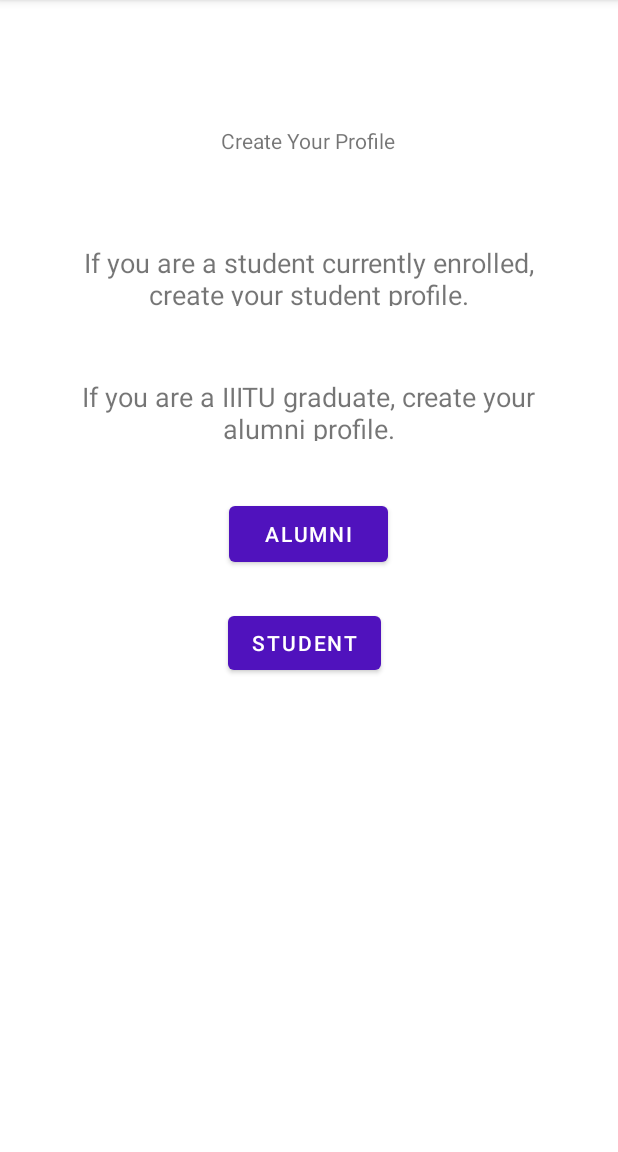
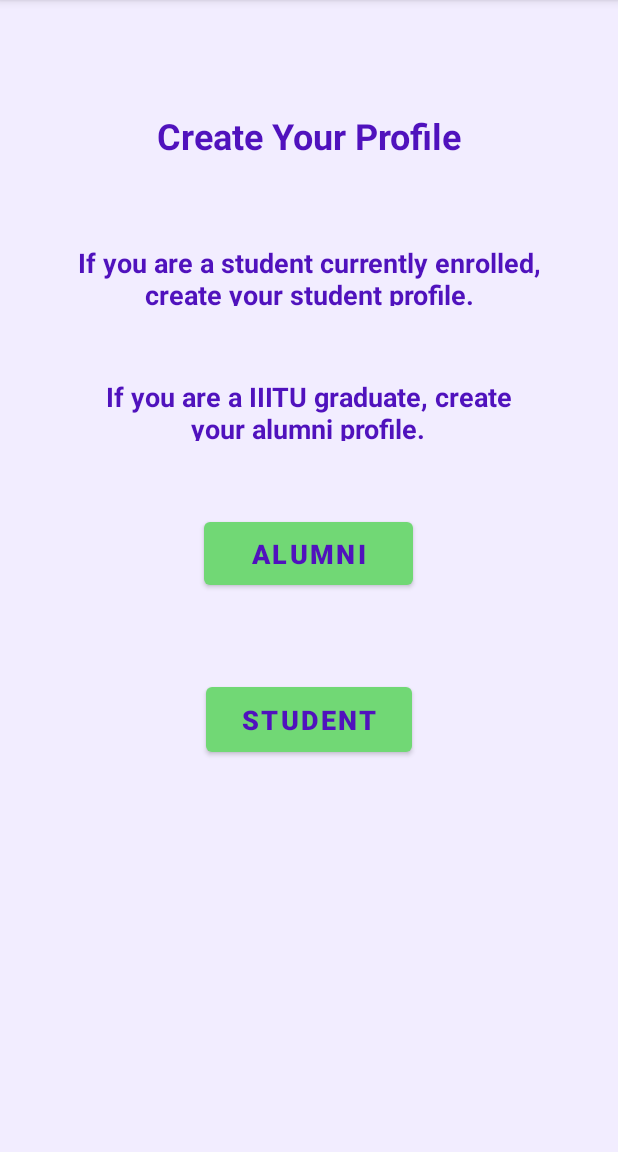
Before and after one commit to swarnima14/Connect-All-App, an Android app: the screen it shows after launch once a user with an empty profile is signed in (MainActivity), on a phone screen of 412 x 824 dp, the part 84-1236 px from its top. Run offline under Robolectric (Android 15) with nearby library versions, the phone set to English and light mode, and no system bars; our stand-ins replace Firebase (no records; nobody signed in at launch, a user with empty details on screens opened directly); Roboto replaces fonts that are not available here.

Commit message:
Buttons changed

```diff
--- a/app/src/main/res/layout/act2_register.xml
+++ b/app/src/main/res/layout/act2_register.xml
@@ -96,7 +96,7 @@
 
             <com.google.android.material.button.MaterialButton
                 android:id="@+id/btnRegister"
-                android:layout_width="wrap_content"
+                android:layout_width="123dp"
                 android:layout_height="wrap_content"
                 android:layout_gravity="center_horizontal"
                 android:layout_marginTop="20dp"
@@ -104,6 +104,7 @@
                 android:text="Register"
                 android:textColor="#5012BD "
                 android:textSize="15sp"
+                android:textStyle="bold"
                 app:backgroundTint="#71D875"
                 app:cornerRadius="10dp" />
 
@@ -125,7 +126,7 @@
 
                 <TextView
                     android:id="@+id/txtLogin1"
-                    android:layout_width="wrap_content"
+                    android:layout_width="182dp"
                     android:layout_height="wrap_content"
                     android:layout_gravity="center_horizontal"
                     android:layout_marginLeft="50dp"
--- a/app/src/main/res/layout/act4_selection.xml
+++ b/app/src/main/res/layout/act4_selection.xml
@@ -4,58 +4,75 @@
     xmlns:tools="http://schemas.android.com/tools"
     android:layout_width="match_parent"
     android:layout_height="match_parent"
-    tools:context=".MainActivity"
+    android:background="#FFFFFF"
+    android:backgroundTint="#F2EDFF"
+    android:gravity="center_horizontal"
     android:orientation="vertical"
-    android:gravity="center_horizontal">
+    tools:context=".MainActivity">
 
     <com.google.android.material.appbar.AppBarLayout
         android:id="@+id/appBar"
+        style="@style/Widget.AppCompat.PopupMenu"
         android:layout_width="match_parent"
         android:layout_height="?attr/actionBarSize"
+        app:layout_constraintEnd_toEndOf="parent"
         app:layout_constraintStart_toStartOf="parent"
-        app:layout_constraintTop_toTopOf="parent"
-        app:layout_constraintEnd_toEndOf="parent"
-        style="@style/Widget.AppCompat.PopupMenu">
+        app:layout_constraintTop_toTopOf="parent">
 
         <androidx.appcompat.widget.Toolbar
             android:id="@+id/toolbar"
             android:layout_width="match_parent"
             android:layout_height="match_parent"
-            android:theme="@style/Widget.AppCompat.PopupMenu"/>
+            android:theme="@style/Widget.AppCompat.PopupMenu" />
     </com.google.android.material.appbar.AppBarLayout>
 
     <com.google.android.material.button.MaterialButton
         android:id="@+id/btnSelAlumni"
-        android:layout_width="106dp"
-        android:layout_height="49dp"
+        android:layout_width="139dp"
+        android:layout_height="54dp"
         android:text="ALUMNI"
+        android:textColor="#5012BD"
+        android:textSize="18sp"
+        android:textStyle="bold"
+        app:backgroundTint="#71D875"
         app:layout_constraintBottom_toBottomOf="parent"
         app:layout_constraintEnd_toEndOf="parent"
         app:layout_constraintHorizontal_bias="0.498"
         app:layout_constraintStart_toStartOf="parent"
-        app:layout_constraintTop_toTopOf="parent" />
+        app:layout_constraintTop_toTopOf="parent"
+        app:layout_constraintVertical_bias="0.517" />
 
     <com.google.android.material.button.MaterialButton
         android:id="@+id/btnSelStudent"
-        android:layout_width="wrap_content"
-        android:layout_height="wrap_content"
+        android:layout_width="137dp"
+        android:layout_height="55dp"
         android:layout_marginTop="24dp"
         android:text="STUDENT"
+        android:textColor="#5012BD"
+        android:textSize="18sp"
+        android:textStyle="bold"
+        app:backgroundTint="#71D875"
+        app:layout_constraintBottom_toBottomOf="parent"
         app:layout_constraintEnd_toEndOf="parent"
-        app:layout_constraintHorizontal_bias="0.49"
         app:layout_constraintStart_toStartOf="parent"
-        app:layout_constraintTop_toBottomOf="@id/btnSelAlumni" />
+        app:layout_constraintTop_toTopOf="parent"
+        app:layout_constraintVertical_bias="0.65" />
 
     <TextView
         android:id="@+id/textView"
-        android:layout_width="wrap_content"
-        android:layout_height="wrap_content"
-        android:layout_marginTop="140dp"
+        android:layout_width="210dp"
+        android:layout_height="55dp"
         android:text="Create Your Profile"
+        android:textAlignment="center"
+        android:textColor="#5012BD"
+        android:textSize="24sp"
+        android:textStyle="bold"
+        app:layout_constraintBottom_toBottomOf="parent"
         app:layout_constraintEnd_toEndOf="parent"
-        app:layout_constraintHorizontal_bias="0.498"
+        app:layout_constraintHorizontal_bias="0.497"
         app:layout_constraintStart_toStartOf="parent"
-        app:layout_constraintTop_toTopOf="parent" />
+        app:layout_constraintTop_toTopOf="parent"
+        app:layout_constraintVertical_bias="0.169" />
 
     <TextView
         android:id="@+id/textView2"
@@ -63,7 +80,9 @@
         android:layout_height="41dp"
         android:text="If you are a student currently enrolled, create your student profile."
         android:textAlignment="center"
+        android:textColor="#5012BD"
         android:textSize="18sp"
+        android:textStyle="bold"
         app:layout_constraintBottom_toBottomOf="parent"
         app:layout_constraintEnd_toEndOf="parent"
         app:layout_constraintStart_toStartOf="parent"
@@ -76,7 +95,9 @@
         android:layout_height="42dp"
         android:text="If you are a IIITU graduate, create your alumni profile."
         android:textAlignment="center"
+        android:textColor="#5012BD"
         android:textSize="18sp"
+        android:textStyle="bold"
         app:layout_constraintBottom_toBottomOf="parent"
         app:layout_constraintEnd_toEndOf="parent"
         app:layout_constraintHorizontal_bias="0.498"
--- a/app/src/main/res/values/colors.xml
+++ b/app/src/main/res/values/colors.xml
@@ -10,7 +10,7 @@
 
 
     <color name="colorPrimary">#5012BD </color>
-    <color name="colorPrimaryDark">#3D0000</color>
+    <color name="colorPrimaryDark">#FFFFFF</color>
     <color name="colorAccent">#D8B6A4</color>
     <color name="colorAccentNext">#D57E7E</color>
     <color name="colorJoined">#FFFFFF</color>
```
